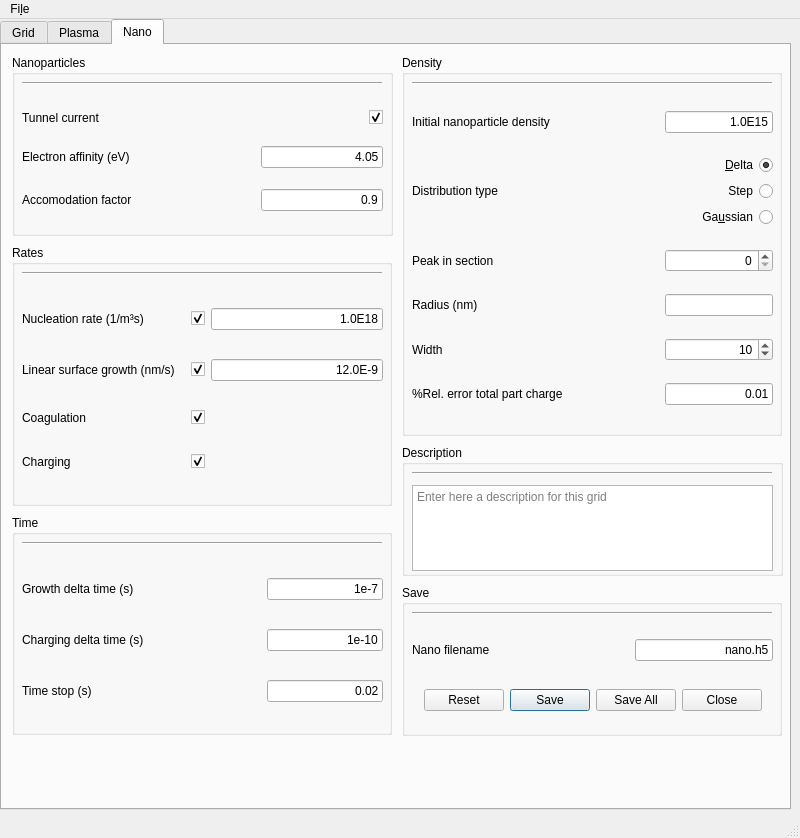
Qt form ndust/ndust.ui (caos21/ndust) before a commit.
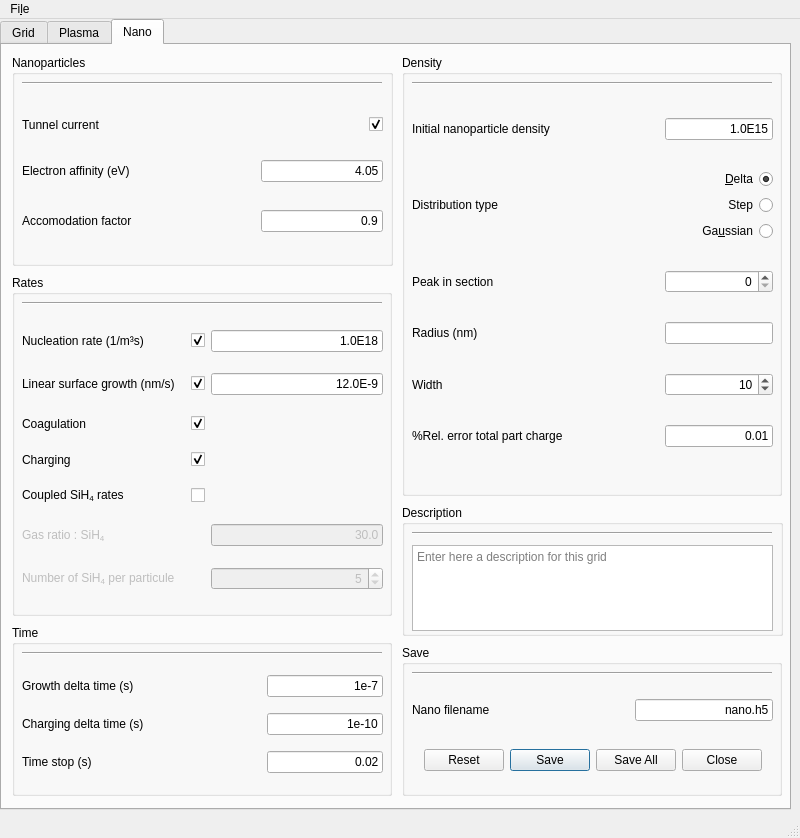
The same form after that commit. The open tabs and pages were chosen to show the change.

Commit message: ndust: added SiH4 option to gui and h5 nanofile model

```diff
--- a/ndust/ndust.ui
+++ b/ndust/ndust.ui
@@ -1718,9 +1718,9 @@
          <property name="geometry">
           <rect>
            <x>10</x>
-           <y>200</y>
+           <y>230</y>
            <width>380</width>
-           <height>261</height>
+           <height>341</height>
           </rect>
          </property>
          <property name="title">
@@ -1732,10 +1732,33 @@
             <x>10</x>
             <y>40</y>
             <width>361</width>
-            <height>211</height>
+            <height>291</height>
            </rect>
           </property>
           <layout class="QGridLayout" name="gridLayout_4">
+           <item row="4" column="1">
+            <widget class="QCheckBox" name="checkBox_sih4coupled">
+             <property name="enabled">
+              <bool>true</bool>
+             </property>
+             <property name="layoutDirection">
+              <enum>Qt::LeftToRight</enum>
+             </property>
+             <property name="text">
+              <string/>
+             </property>
+             <property name="checked">
+              <bool>false</bool>
+             </property>
+            </widget>
+           </item>
+           <item row="4" column="0">
+            <widget class="QLabel" name="label_sih4coupled">
+             <property name="text">
+              <string>Coupled SiH&lt;sub&gt;4&lt;/sub&gt; rates</string>
+             </property>
+            </widget>
+           </item>
            <item row="0" column="0">
             <widget class="QLabel" name="label_nucleation">
              <property name="text">
@@ -1827,6 +1850,61 @@
              </property>
             </widget>
            </item>
+           <item row="6" column="0">
+            <widget class="QLabel" name="label_sih4nmol">
+             <property name="enabled">
+              <bool>false</bool>
+             </property>
+             <property name="text">
+              <string>Number of SiH&lt;sub&gt;4&lt;/sub&gt; per particule</string>
+             </property>
+            </widget>
+           </item>
+           <item row="6" column="2">
+            <widget class="QSpinBox" name="spinBox_sih4nmol">
+             <property name="enabled">
+              <bool>false</bool>
+             </property>
+             <property name="alignment">
+              <set>Qt::AlignRight|Qt::AlignTrailing|Qt::AlignVCenter</set>
+             </property>
+             <property name="minimum">
+              <number>0</number>
+             </property>
+             <property name="maximum">
+              <number>25</number>
+             </property>
+             <property name="singleStep">
+              <number>1</number>
+             </property>
+             <property name="value">
+              <number>5</number>
+             </property>
+            </widget>
+           </item>
+           <item row="5" column="2">
+            <widget class="QLineEdit" name="lineEdit_sih4ratio">
+             <property name="enabled">
+              <bool>false</bool>
+             </property>
+             <property name="text">
+              <string>30.0</string>
+             </property>
+             <property name="alignment">
+              <set>Qt::AlignRight|Qt::AlignTrailing|Qt::AlignVCenter</set>
+             </property>
+            </widget>
+           </item>
+           <item row="5" column="0">
+            <widget class="QLabel" name="label_sih4ratio">
+             <property name="enabled">
+              <bool>false</bool>
+             </property>
+             <property name="text">
+              <string>Gas ratio : SiH&lt;sub&gt;4&lt;/sub&gt;</string>
+             </property>
+            </widget>
+           </item>
           </layout>
          </widget>
          <widget class="Line" name="line_3">
@@ -1847,9 +1925,9 @@
          <property name="geometry">
           <rect>
            <x>10</x>
-           <y>470</y>
+           <y>580</y>
            <width>380</width>
-           <height>220</height>
+           <height>171</height>
           </rect>
          </property>
          <property name="title">
@@ -1874,7 +1952,7 @@
             <x>10</x>
             <y>40</y>
             <width>361</width>
-            <height>171</height>
+            <height>121</height>
            </rect>
           </property>
           <layout class="QGridLayout" name="gridLayout_2">
@@ -1952,7 +2030,7 @@
          <property name="geometry">
           <rect>
            <x>400</x>
-           <y>540</y>
+           <y>600</y>
            <width>380</width>
            <height>151</height>
           </rect>
@@ -2047,7 +2125,7 @@
            <x>400</x>
            <y>10</y>
            <width>380</width>
-           <height>381</height>
+           <height>441</height>
           </rect>
          </property>
          <property name="title">
@@ -2059,7 +2137,7 @@
             <x>10</x>
             <y>40</y>
             <width>361</width>
-            <height>331</height>
+            <height>381</height>
            </rect>
           </property>
           <layout class="QGridLayout" name="gridLayout_7">
@@ -2252,7 +2330,7 @@
          <property name="geometry">
           <rect>
            <x>400</x>
-           <y>400</y>
+           <y>460</y>
            <width>381</width>
            <height>131</height>
           </rect>
@@ -2302,7 +2380,7 @@
            <x>10</x>
            <y>10</y>
            <width>381</width>
-           <height>181</height>
+           <height>211</height>
           </rect>
          </property>
          <property name="title">
@@ -2314,7 +2392,7 @@
             <x>10</x>
             <y>40</y>
             <width>361</width>
-            <height>131</height>
+            <height>161</height>
            </rect>
           </property>
           <layout class="QGridLayout" name="gridLayout_20">
```
Left out of the diff: 92 changed lines with no effect on the pictures. The commit also changes 3 other files.
